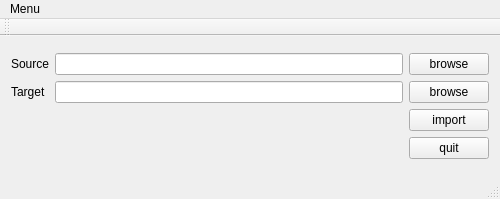
Above: mainwindow.ui from ChunKai-Wang/PicIn before the change. Below: the same form after it.
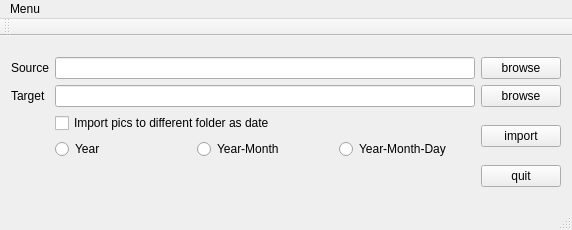
That is the form after the change.

Commit message: Added button to indicate whether to import pics to folders as date     modified:   PicIn.pro.user     modified:   mainwindow.cpp     modified:   mainwindow.h     modified:   mainwindow.ui

```diff
--- a/mainwindow.ui
+++ b/mainwindow.ui
@@ -9,8 +9,8 @@
    <rect>
     <x>0</x>
     <y>0</y>
-    <width>500</width>
-    <height>199</height>
+    <width>572</width>
+    <height>230</height>
    </rect>
   </property>
   <property name="windowTitle">
@@ -71,6 +71,42 @@
         </property>
        </widget>
       </item>
+      <item row="5" column="1">
+       <layout class="QVBoxLayout" name="verticalLayout">
+        <item>
+         <widget class="QCheckBox" name="checkBox_dirAsDate">
+          <property name="text">
+           <string>Import pics to different folder as date</string>
+          </property>
+         </widget>
+        </item>
+        <item>
+         <layout class="QHBoxLayout" name="horizontalLayout">
+          <item>
+           <widget class="QRadioButton" name="radioBtn_dirAsY">
+            <property name="text">
+             <string>Year</string>
+            </property>
+           </widget>
+          </item>
+          <item>
+           <widget class="QRadioButton" name="radioBtn_dirAsYM">
+            <property name="text">
+             <string>Year-Month</string>
+            </property>
+           </widget>
+          </item>
+          <item>
+           <widget class="QRadioButton" name="radioBtn_dirAsYMD">
+            <property name="text">
+             <string>Year-Month-Day</string>
+            </property>
+           </widget>
+          </item>
+         </layout>
+        </item>
+       </layout>
+      </item>
      </layout>
     </item>
    </layout>
@@ -80,7 +116,7 @@
     <rect>
      <x>0</x>
      <y>0</y>
-     <width>500</width>
+     <width>572</width>
      <height>22</height>
     </rect>
    </property>
```
The commit also changes 3 other files.
